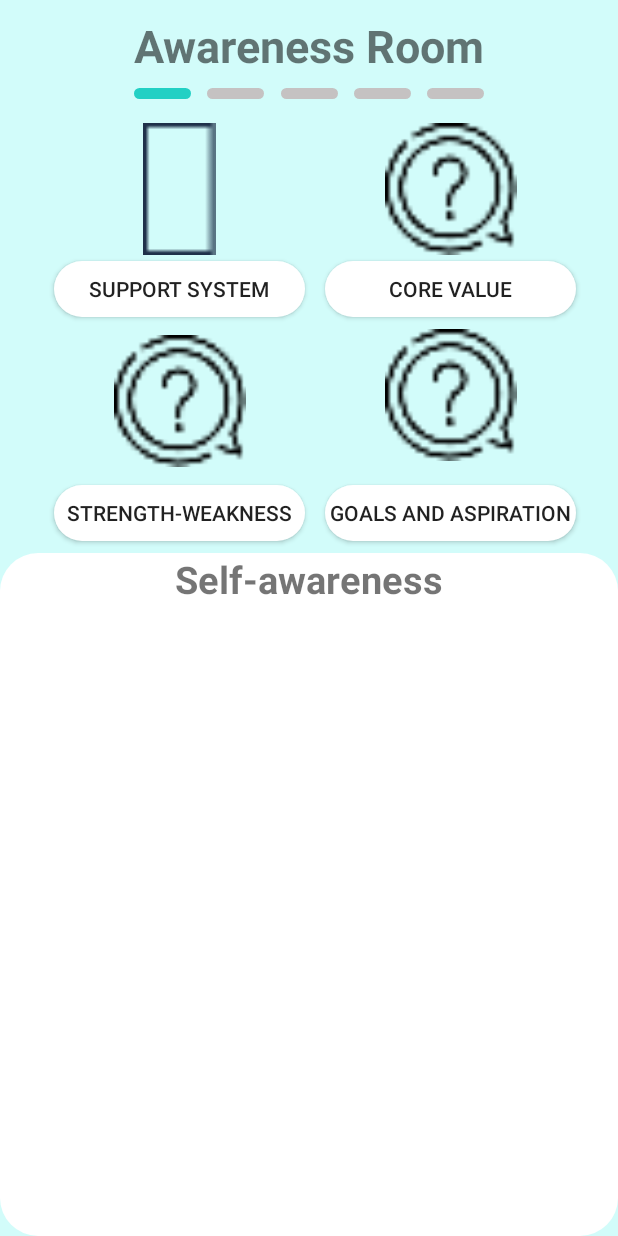
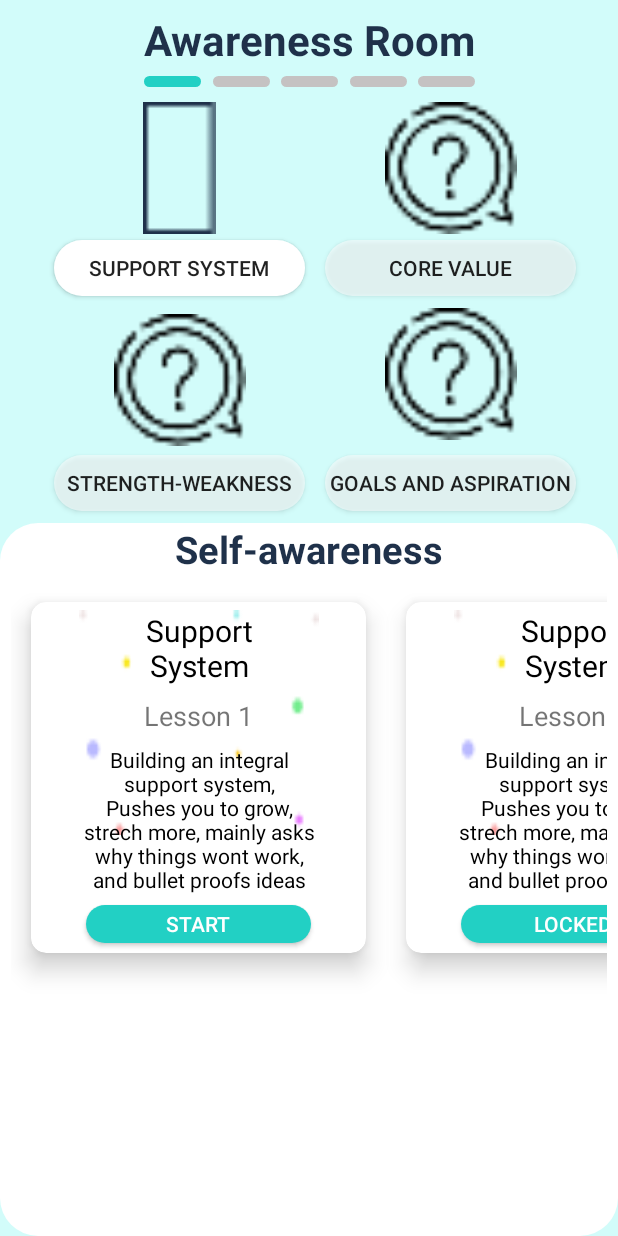
Before and after one commit to mazen-mahmoud16/BoosterFinalProject, an Android app: the screen it shows after launch (AwarenessRoom), on a phone screen of 412 x 824 dp. Run offline under Robolectric (Android 15) with nearby library versions, the phone set to English and light mode, and no system bars.

Commit message:
Screen is completed

```diff
--- a/app/src/main/java/com/example/boosterfinalproject/AwarenessRoom.kt
+++ b/app/src/main/java/com/example/boosterfinalproject/AwarenessRoom.kt
@@ -2,11 +2,26 @@ package com.example.boosterfinalproject
 
 import androidx.appcompat.app.AppCompatActivity
 import android.os.Bundle
+import kotlinx.android.synthetic.main.activity_awareness_room.*
 
 class AwarenessRoom : AppCompatActivity() {
     override fun onCreate(savedInstanceState: Bundle?) {
         super.onCreate(savedInstanceState)
         setContentView(R.layout.activity_awareness_room)
+        val dataaAdapter=DataAdapter(getLessonList())
+        main.adapter=dataaAdapter
+    }
+    private fun getLessonList() : ArrayList<Data> {
+        val LessonList: ArrayList<Data> = ArrayList()
+        LessonList.add(Data("Support System", "Lesson 1", "Building an integral support system,\n" +
+                "Pushes you to grow, strech more, mainly asks why things wont work, and bullet proofs ideas","Start"))
+        LessonList.add(Data("Support System", "Lesson 2", "Building an integral support system,\n" +
+                "Pushes you to grow, strech more, mainly asks why things wont work, and bullet proofs ideas","Locked"))
+        LessonList.add(Data("Support System", "Lesson 3", "Building an integral support system,\n" +
+                "Pushes you to grow, strech more, mainly asks why things wont work, and bullet proofs ideas","Locked"))
+        LessonList.add(Data("Support System", "Lesson 4", "Building an integral support system,\n" +
+                "Pushes you to grow, strech more, mainly asks why things wont work, and bullet proofs ideas","Locked"))
+        return LessonList
 
     }
 }
--- a/app/src/main/java/com/example/boosterfinalproject/DataAdapter.kt
+++ b/app/src/main/java/com/example/boosterfinalproject/DataAdapter.kt
@@ -1,4 +1,47 @@
 package com.example.boosterfinalproject
 
-class DataAdapter {
+import android.util.Log
+import android.view.LayoutInflater
+import android.view.View
+import android.view.ViewGroup
+import androidx.recyclerview.widget.RecyclerView
+import kotlinx.android.synthetic.main.cardvieww.view.*
+
+class DataAdapter(val DataList:ArrayList<Data>) : RecyclerView.Adapter<DataAdapter.DataItemViewHolder>() {
+
+
+
+    override fun onCreateViewHolder(parent: ViewGroup, viewType: Int): DataItemViewHolder {
+        val layoutInflater= LayoutInflater.from(parent.context)
+        val DataItemView=layoutInflater.inflate(R.layout.cardvieww,parent,false)
+        return DataItemViewHolder(DataItemView)
+    }
+
+    override fun getItemCount(): Int {
+        return DataList.size
+    }
+
+    override fun onBindViewHolder(holder: DataItemViewHolder, position: Int) {
+        val dataa:Data=DataList.get(position)
+
+
+        holder.title.setText(dataa.LessonTitle)
+        holder.lessonNo.setText(dataa.LessonNo)
+        holder.description.setText(dataa.LessonDesc)
+        holder.buttonn.setText(dataa.ButtonLesson)
+
+    }
+
+
+
+
+    //*********************************************************************************************
+    inner class DataItemViewHolder(itemView: View): RecyclerView.ViewHolder(itemView) {
+        val title=itemView.system
+        val lessonNo=itemView.lesson
+        val description=itemView.desc
+        val buttonn=itemView.start
+    }
+
+
 }
--- a/app/src/main/java/com/example/boosterfinalproject/MainActivity.kt
+++ b/app/src/main/java/com/example/boosterfinalproject/MainActivity.kt
@@ -2,22 +2,13 @@ package com.example.boosterfinalproject
 
 import androidx.appcompat.app.AppCompatActivity
 import android.os.Bundle
+import android.util.Log
+import kotlinx.android.synthetic.main.activity_awareness_room.*
 
 class MainActivity : AppCompatActivity() {
     override fun onCreate(savedInstanceState: Bundle?) {
         super.onCreate(savedInstanceState)
         setContentView(R.layout.activity_main)
-    }
-    private fun getLessonList() : ArrayList<Data> {
-        val LessonList: ArrayList<Data> = ArrayList()
-        LessonList.add(Data("Support System", "Lesson 1", "Building an integral support system,\n" +
-                "Pushes you to grow, strech more, mainly asks why things wont work, and bullet proofs ideas","Start"))
-        LessonList.add(Data("Support System", "Lesson 2", "Building an integral support system,\n" +
-                "Pushes you to grow, strech more, mainly asks why things wont work, and bullet proofs ideas","Locked"))
-        LessonList.add(Data("Support System", "Lesson 3", "Building an integral support system,\n" +
-                "Pushes you to grow, strech more, mainly asks why things wont work, and bullet proofs ideas","Locked"))
-        LessonList.add(Data("Support System", "Lesson 4", "Building an integral support system,\n" +
-                "Pushes you to grow, strech more, mainly asks why things wont work, and bullet proofs ideas","Locked"))
-        return LessonList
+
     }
 }
--- /dev/null
+++ b/app/src/main/res/drawable/backk.xml
@@ -0,0 +1,9 @@
+<?xml version="1.0" encoding="utf-8"?>
+<shape xmlns:android="http://schemas.android.com/apk/res/android"
+    android:shape="rectangle">
+    <solid android:color="#88FFFFFF" />
+    <corners android:bottomRightRadius="25dp"
+        android:bottomLeftRadius="25dp"
+        android:topRightRadius="25dp"
+        android:topLeftRadius="25dp"/>
+</shape>
--- a/app/src/main/res/layout/activity_awareness_room.xml
+++ b/app/src/main/res/layout/activity_awareness_room.xml
@@ -14,7 +14,7 @@
         android:layout_marginTop="4dp"
         android:layout_marginEnd="28dp"
 
-        android:background="@drawable/backrounded"
+        android:background="@drawable/backk"
         android:text="Core Value"
         app:layout_constraintEnd_toEndOf="parent"
         app:layout_constraintTop_toBottomOf="@id/infoo" />
@@ -23,9 +23,10 @@
         android:id="@+id/Awareness"
         android:layout_width="wrap_content"
         android:layout_height="wrap_content"
-        android:layout_marginTop="10dp"
+        android:layout_marginTop="7dp"
         android:text="Awareness Room"
-        android:textSize="30dp"
+        android:textSize="28dp"
+        android:textColor="#1f314a"
         android:textStyle="bold"
         app:layout_constraintEnd_toEndOf="parent"
         app:layout_constraintStart_toStartOf="parent"
@@ -38,7 +39,7 @@
         android:layout_width="38dp"
         android:layout_height="7dp"
 
-        android:layout_marginTop="8dp"
+        android:layout_marginTop="5dp"
         android:background="@drawable/textback"
         app:layout_constraintStart_toStartOf="@id/Awareness"
         app:layout_constraintTop_toBottomOf="@id/Awareness" />
@@ -48,7 +49,7 @@
         android:layout_width="38dp"
         android:layout_height="7dp"
 
-        android:layout_marginTop="8dp"
+        android:layout_marginTop="5dp"
         android:background="@drawable/textbackkk"
         app:layout_constraintEnd_toStartOf="@id/three"
         app:layout_constraintStart_toEndOf="@id/one"
@@ -58,7 +59,7 @@
         android:id="@+id/three"
         android:layout_width="38dp"
         android:layout_height="7dp"
-        android:layout_marginTop="8dp"
+        android:layout_marginTop="5dp"
         android:background="@drawable/textbackkk"
         app:layout_constraintEnd_toStartOf="@id/four"
         app:layout_constraintStart_toEndOf="@id/two"
@@ -69,7 +70,7 @@
         android:layout_width="38dp"
         android:layout_height="7dp"
 
-        android:layout_marginTop="8dp"
+        android:layout_marginTop="5dp"
         android:background="@drawable/textbackkk"
         app:layout_constraintEnd_toStartOf="@id/five"
         app:layout_constraintStart_toEndOf="@id/three"
@@ -79,11 +80,11 @@
         android:id="@+id/five"
         android:layout_width="38dp"
         android:layout_height="7dp"
-        android:layout_marginStart="12dp"
-        android:layout_marginTop="8dp"
+
         android:background="@drawable/textbackkk"
         app:layout_constraintEnd_toEndOf="@id/Awareness"
-        app:layout_constraintTop_toBottomOf="@id/Awareness" />
+        app:layout_constraintTop_toTopOf="@id/four"
+        app:layout_constraintBottom_toBottomOf="@id/four"/>
 
     <Button
         android:id="@+id/support"
@@ -93,6 +94,7 @@
         android:layout_marginTop="4dp"
         android:background="@drawable/backrounded"
         android:text="Support System"
+
         app:layout_constraintStart_toStartOf="parent"
         app:layout_constraintTop_toBottomOf="@id/book" />
 
@@ -101,8 +103,8 @@
         android:layout_width="167dp"
         android:layout_height="37dp"
 
-        android:alpha="1"
-        android:background="@drawable/backrounded"
+
+        android:background="@drawable/backk"
         android:text="Strength-Weakness"
         app:layout_constraintStart_toStartOf="@id/support"
         app:layout_constraintTop_toTopOf="@id/goals" />
@@ -111,10 +113,10 @@
         android:id="@+id/goals"
         android:layout_width="167dp"
         android:layout_height="37dp"
-        android:layout_marginTop="16dp"
+        android:layout_marginTop="10dp"
 
         android:alpha="1"
-        android:background="@drawable/backrounded"
+        android:background="@drawable/backk"
         android:text="Goals and Aspiration"
         app:layout_constraintEnd_toEndOf="parent"
         app:layout_constraintHorizontal_bias="0.0"
@@ -126,7 +128,7 @@
         android:layout_width="74dp"
         android:layout_height="88dp"
 
-        android:layout_marginTop="16dp"
+        android:layout_marginTop="10dp"
         app:layout_constraintEnd_toEndOf="@id/support"
         app:layout_constraintStart_toStartOf="@id/support"
         app:layout_constraintTop_toBottomOf="@id/two"
@@ -136,7 +138,7 @@
         android:id="@+id/infoo"
         android:layout_width="100dp"
         android:layout_height="88dp"
-        android:layout_marginTop="16dp"
+        android:layout_marginTop="10dp"
         app:layout_constraintEnd_toEndOf="@id/core"
         app:layout_constraintStart_toStartOf="@id/core"
         app:layout_constraintTop_toBottomOf="@id/four"
@@ -185,18 +187,22 @@
         android:text="Self-awareness"
         android:textSize="25dp"
         android:textStyle="bold"
+        android:textColor="#1f314a"
         app:layout_constraintEnd_toEndOf="parent"
         app:layout_constraintStart_toStartOf="parent"
         app:layout_constraintTop_toTopOf="@id/whitetext" />
+
     <androidx.recyclerview.widget.RecyclerView
-        android:layout_width="match_parent"
-        android:layout_height="300dp"
-        app:layout_constraintTop_toBottomOf="@id/awar"
+        android:id="@+id/main"
+        android:layout_width="397dp"
+
+        android:layout_height="314dp"
+        android:orientation="horizontal"
+        app:layoutManager="androidx.recyclerview.widget.LinearLayoutManager"
         app:layout_constraintEnd_toEndOf="parent"
         app:layout_constraintStart_toStartOf="parent"
-        tools:listitem="@layout/cardvieww"
-        app:layoutManager="androidx.recyclerview.widget.LinearLayoutManager"
-        android:orientation="horizontal"/>
+        app:layout_constraintTop_toBottomOf="@id/awar"
+        tools:listitem="@layout/cardvieww" />
 
 
 
--- a/app/src/main/res/layout/cardvieww.xml
+++ b/app/src/main/res/layout/cardvieww.xml
@@ -1,17 +1,22 @@
 <?xml version="1.0" encoding="utf-8"?>
 <androidx.cardview.widget.CardView xmlns:android="http://schemas.android.com/apk/res/android"
-    android:layout_width="200dp"
-    android:layout_height="match_parent"
+    android:layout_width="250dp"
+    android:layout_height="270dp"
+    app:cardElevation="10dp"
+    app:cardCornerRadius="10dp"
+    app:cardUseCompatPadding="true"
     xmlns:app="http://schemas.android.com/apk/res-auto">
 <androidx.constraintlayout.widget.ConstraintLayout
     android:id="@+id/layout"
     android:layout_width="match_parent"
 
-    android:layout_height="match_parent">
+    android:layout_height="250dp">
 
     <TextView
-        android:layout_width="match_parent"
+        android:layout_width="0dp"
         android:layout_height="150dp"
+        app:layout_constraintStart_toStartOf="@id/desc"
+        app:layout_constraintEnd_toEndOf="@id/desc"
         android:background="@drawable/bubbles"
         app:layout_constraintTop_toTopOf="@id/system"
         />
@@ -21,8 +26,8 @@
         android:layout_height="wrap_content"
         android:text="Support System"
         android:textColor="@android:color/black"
-        android:layout_marginTop="10dp"
-        android:textSize="23dp"
+        android:layout_marginTop="5dp"
+        android:textSize="20dp"
         android:gravity="center"
 
         app:layout_constraintEnd_toEndOf="parent"
@@ -33,17 +38,17 @@
         android:layout_width="wrap_content"
         android:layout_height="wrap_content"
         android:text="Lesson 1"
-        android:layout_marginTop="10dp"
-        android:textSize="20dp"
+        android:layout_marginTop="7dp"
+        android:textSize="18dp"
         app:layout_constraintTop_toBottomOf="@id/system"
         app:layout_constraintEnd_toEndOf="parent"
         app:layout_constraintStart_toStartOf="parent"
         />
     <TextView
         android:id="@+id/desc"
-        android:layout_width="140dp"
+        android:layout_width="160dp"
         android:layout_height="wrap_content"
-        android:layout_marginTop="10dp"
+        android:layout_marginTop="7dp"
         android:textColor="@android:color/black"
         app:layout_constraintEnd_toEndOf="parent"
         app:layout_constraintStart_toStartOf="parent"
@@ -54,13 +59,14 @@ Pushes you to grow, strech more, mainly asks why things wont work, and bullet pr
         />
     <Button
         android:id="@+id/start"
-        android:layout_width="wrap_content"
-        android:layout_height="wrap_content"
+        android:layout_width="150dp"
+        android:layout_height="25dp"
         android:text="Start"
+        android:textColor="#FFFFFF"
         app:layout_constraintTop_toBottomOf="@id/desc"
         app:layout_constraintEnd_toEndOf="parent"
         app:layout_constraintStart_toStartOf="parent"
-        android:layout_marginTop="10dp"
+        android:layout_marginTop="7dp"
         android:background="@drawable/textback"/>
 
 </androidx.constraintlayout.widget.ConstraintLayout>
```
